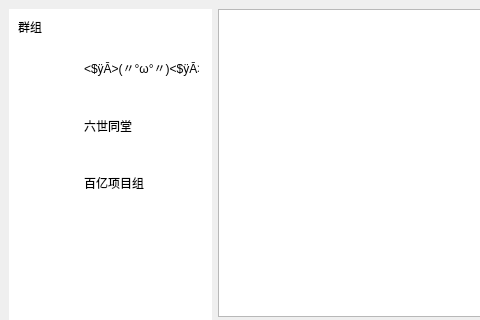
Executioner2/zhuan-zhou, file client/src/ui/qt_file/MainWindow_ui.ui: the form before one commit; both pictures show x 0 to 480 and y 0 to 320 of the 667 by 454 pixel window.
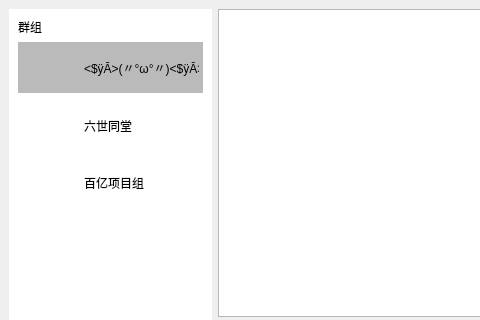
The form after the commit. Icons and pictures are not drawn.

What changed in the file:
```diff
--- a/client/src/ui/qt_file/MainWindow_ui.ui
+++ b/client/src/ui/qt_file/MainWindow_ui.ui
@@ -20,7 +20,7 @@
    <string>MainWindow</string>
   </property>
   <widget class="QWidget" name="centralwidget">
-   <layout class="QVBoxLayout" name="verticalLayout_5">
+   <layout class="QVBoxLayout" name="verticalLayout_2">
     <item>
      <layout class="QGridLayout" name="gridLayout">
       <item row="0" column="0">
@@ -50,6 +50,9 @@
                <height>51</height>
               </size>
              </property>
+             <property name="styleSheet">
+              <string notr="true">background-color: rgb(186, 186, 186);</string>
+             </property>
              <widget class="QWidget" name="layoutWidget_4">
               <property name="geometry">
                <rect>
@@ -373,10 +376,7 @@
        </widget>
       </item>
       <item row="0" column="1">
-       <layout class="QVBoxLayout" name="verticalLayout_2" stretch="4,1,0">
-        <property name="sizeConstraint">
-         <enum>QLayout::SetDefaultConstraint</enum>
-        </property>
+       <layout class="QVBoxLayout" name="chatLayout" stretch="4,1,1">
         <item>
          <widget class="QScrollArea" name="scrollArea">
           <property name="styleSheet">
```
Left out of the diff: 12 changed lines with no effect on the pictures.
